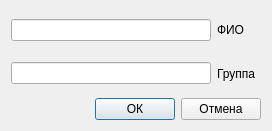
Above: hash/dialogfio.ui from sergeystarkov/kr_hash before the change. Below: the same form after it.
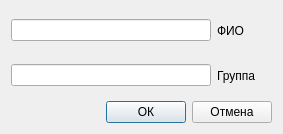
That is the form after the change.

```diff
--- a/hash/dialogfio.ui
+++ b/hash/dialogfio.ui
@@ -6,8 +6,8 @@
    <rect>
     <x>0</x>
     <y>0</y>
-    <width>272</width>
-    <height>131</height>
+    <width>283</width>
+    <height>134</height>
    </rect>
   </property>
   <property name="windowTitle">
```
Left out of the diff: 2 changed lines with no effect on the pictures.
